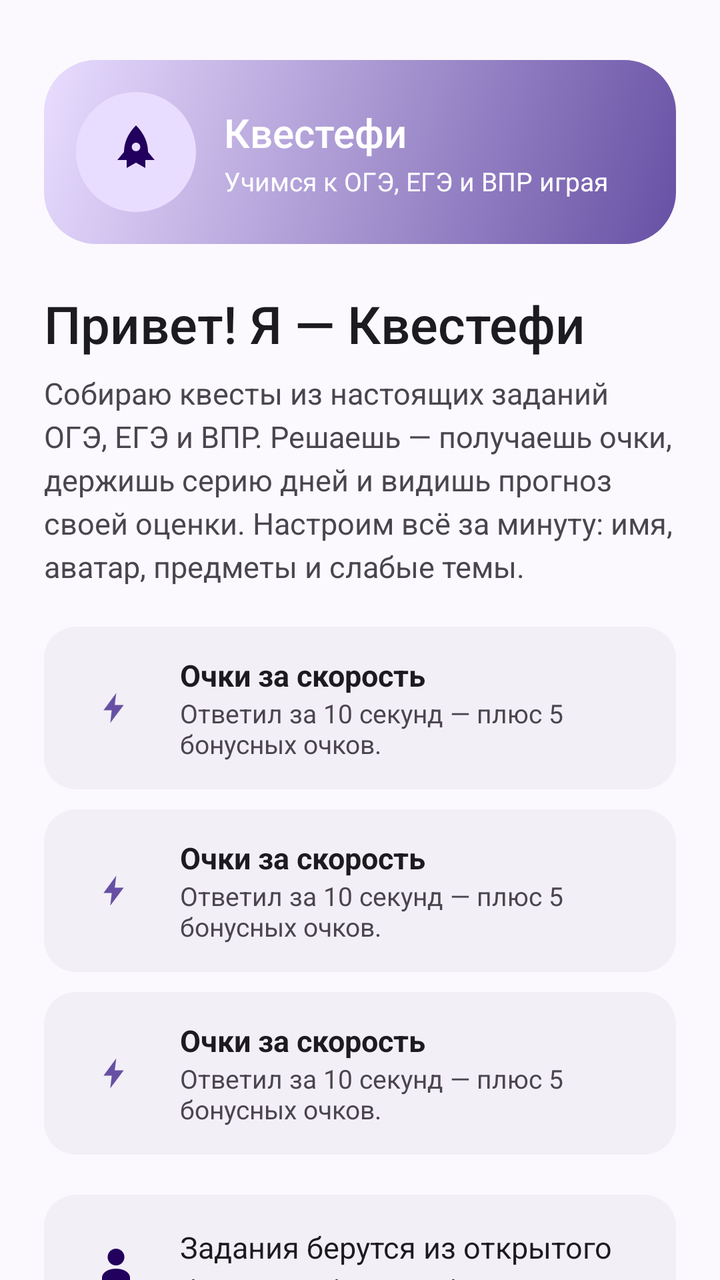
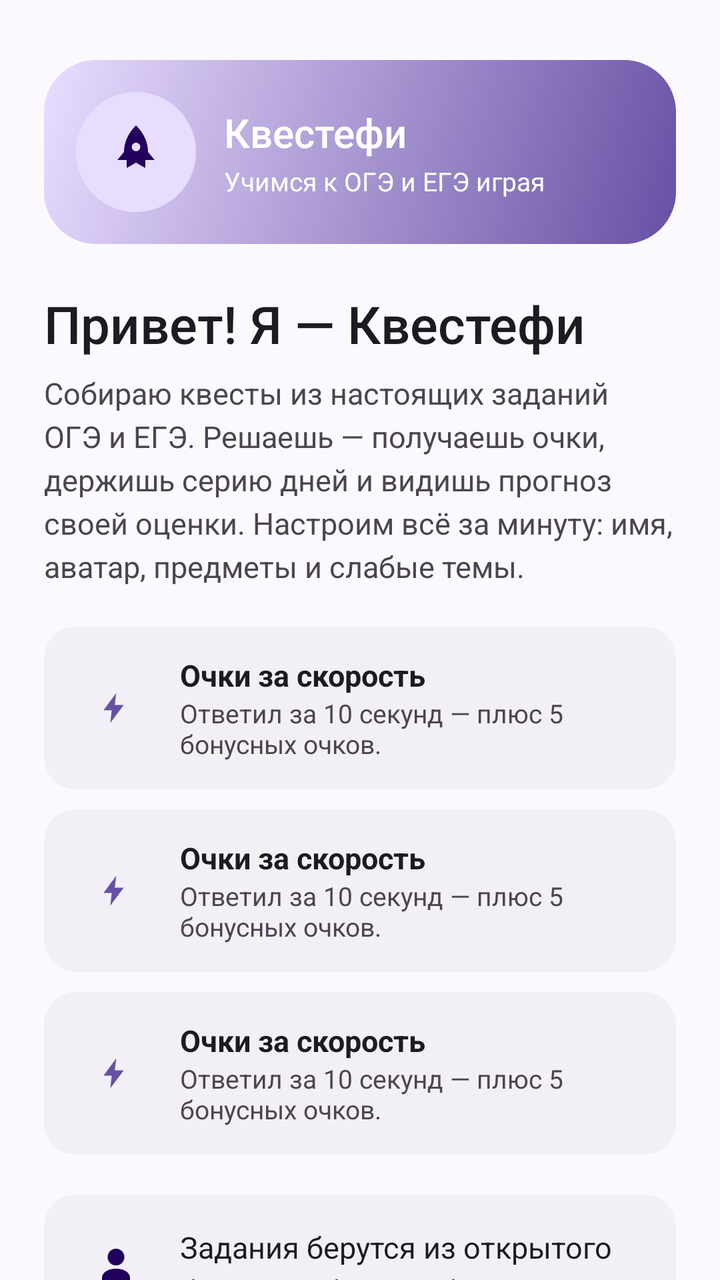

Before-and-after screenshots of an Android layout around one commit, followed by the original layout XML and the change that was made.
<!-- AndroidManifest.xml: activity theme Theme.Kvest -->
<!-- res/layout/activity_onboarding.xml -->
<?xml version="1.0" encoding="utf-8"?>
<FrameLayout xmlns:android="http://schemas.android.com/apk/res/android"
    xmlns:app="http://schemas.android.com/apk/res-auto"
    android:layout_width="match_parent"
    android:layout_height="match_parent"
    android:background="@color/bg">

    <ScrollView
        android:layout_width="match_parent"
        android:layout_height="match_parent"
        android:fillViewport="true"
        android:overScrollMode="never"
        android:scrollbars="none">

        <LinearLayout
            android:layout_width="match_parent"
            android:layout_height="wrap_content"
            android:orientation="vertical"
            android:paddingStart="22dp"
            android:paddingTop="30dp"
            android:paddingEnd="22dp"
            android:paddingBottom="24dp">

            <LinearLayout
                android:layout_width="match_parent"
                android:layout_height="wrap_content"
                android:background="@drawable/bg_hello"
                android:gravity="center_vertical"
                android:orientation="horizontal"
                android:padding="16dp">

                <ImageView
                    android:id="@+id/logoBubble"
                    android:layout_width="60dp"
                    android:layout_height="60dp"
                    android:background="@drawable/bg_circle_high"
                    android:contentDescription="Значок"
                    android:padding="14dp"
                    android:src="@drawable/ic_card_rocket"
                    app:tint="?attr/colorOnPrimaryContainer" />

                <LinearLayout
                    android:layout_width="0dp"
                    android:layout_height="wrap_content"
                    android:layout_marginStart="14dp"
                    android:layout_weight="1"
                    android:orientation="vertical">

                    <TextView
                        style="@style/TextTitle"
                        android:layout_width="wrap_content"
                        android:layout_height="wrap_content"
                        android:text="Квестефи"
                        android:textColor="?attr/colorOnPrimary" />

                    <TextView
                        style="@style/TextMuted"
                        android:layout_width="wrap_content"
                        android:layout_height="wrap_content"
                        android:layout_marginTop="2dp"
                        android:text="Учимся к ОГЭ, ЕГЭ и ВПР играя"
                        android:textColor="?attr/colorOnPrimary" />
                </LinearLayout>
            </LinearLayout>

            <FrameLayout
                android:id="@+id/stepHost"
                android:layout_width="match_parent"
                android:layout_height="wrap_content"
                android:layout_marginTop="26dp">

                
                <LinearLayout
                    android:id="@+id/stepWelcome"
                    android:layout_width="match_parent"
                    android:layout_height="wrap_content"
                    android:orientation="vertical">

                    <TextView
                        style="@style/TextDisplay"
                        android:layout_width="match_parent"
                        android:layout_height="wrap_content"
                        android:text="Привет! Я — Квестефи" />

                    <TextView
                        style="@style/TextBody"
                        android:layout_width="match_parent"
                        android:layout_height="wrap_content"
                        android:layout_marginTop="8dp"
                        android:text="Собираю квесты из настоящих заданий ОГЭ, ЕГЭ и ВПР. Решаешь — получаешь очки, держишь серию дней и видишь прогноз своей оценки. Настроим всё за минуту: имя, аватар, предметы и слабые темы."
                        android:textColor="@color/on_bg_variant" />

                    <LinearLayout
                        android:layout_width="match_parent"
                        android:layout_height="wrap_content"
                        android:layout_marginTop="20dp"
                        android:orientation="vertical">

                        <include
                            android:id="@+id/feature1"
                            layout="@layout/part_feature" />

                        <include
                            android:id="@+id/feature2"
                            layout="@layout/part_feature" />

                        <include
                            android:id="@+id/feature3"
                            layout="@layout/part_feature" />
                    </LinearLayout>

                    <LinearLayout
                        android:layout_width="match_parent"
                        android:layout_height="wrap_content"
                        android:layout_marginTop="10dp"
                        android:background="@drawable/bg_stat"
                        android:orientation="horizontal"
                        android:padding="16dp">

                        <ImageView
        android:padding="8dp"
                            android:layout_width="wrap_content"
                            android:layout_height="wrap_content"
                            android:src="@drawable/ic_card_person" 
        app:tint="?attr/colorOnPrimaryContainer"
        
        android:contentDescription="Значок"
        />

                        <TextView
                            style="@style/TextBody"
                            android:layout_width="0dp"
                            android:layout_height="wrap_content"
                            android:layout_marginStart="12dp"
                            android:layout_weight="1"
                            android:text="Задания берутся из открытого банка, разбор ошибок показывается после каждого ответа. Без интернета работают встроенные наборы." />
                    </LinearLayout>
                </LinearLayout>

                
                <LinearLayout
                    android:id="@+id/stepName"
                    android:layout_width="match_parent"
                    android:layout_height="wrap_content"
                    android:orientation="vertical"
                    android:visibility="gone">

                    <TextView
                        style="@style/TextDisplay"
                        android:layout_width="match_parent"
                        android:layout_height="wrap_content"
                        android:text="Как тебя звать?" />

                    <TextView
                        style="@style/TextMuted"
                        android:layout_width="match_parent"
                        android:layout_height="wrap_content"
                        android:layout_marginTop="8dp"
                        android:text="Имя будет указано в профиле и в статистике." />

                    <EditText
                        android:id="@+id/nameInput"
                        android:layout_width="match_parent"
                        android:layout_height="wrap_content"
                        android:layout_marginTop="16dp"
                        android:background="@drawable/bg_input"
                        android:importantForAutofill="no"
                        android:inputType="textPersonName"
                        android:maxLength="18"
                        android:maxLines="1"
                        android:textColor="@color/on_bg"
                        android:textSize="16sp" 
        android:gravity="center_vertical"
        android:minHeight="52dp"
        />

                    <TextView
                        style="@style/TextSection"
                        android:layout_width="wrap_content"
                        android:layout_height="wrap_content"
                        android:layout_marginTop="22dp"
                        android:text="ПОЛ" />

                    <LinearLayout
                        android:id="@+id/genderRow"
                        android:layout_width="match_parent"
                        android:layout_height="wrap_content"
                        android:layout_marginTop="10dp"
                        android:orientation="horizontal" />

                    <TextView
                        style="@style/TextSection"
                        android:layout_width="wrap_content"
                        android:layout_height="wrap_content"
                        android:layout_marginTop="22dp"
                        android:text="ВЫБЕРИ АВАТАР" />

                    <TextView
                        style="@style/TextMuted"
                        android:layout_width="match_parent"
                        android:layout_height="wrap_content"
                        android:layout_marginTop="6dp"
                        android:text="Можно оставить эмодзи или поставить свою картинку из галереи — в настройках."
                        android:textSize="12sp" />

                    <GridLayout
                        android:id="@+id/avatarGrid"
                        android:layout_width="wrap_content"
                        android:layout_height="wrap_content"
                        android:layout_gravity="center_horizontal"
                        android:layout_marginTop="10dp"
                        android:columnCount="4" />
                </LinearLayout>

                
                <LinearLayout
                    android:id="@+id/stepSubjects"
                    android:layout_width="match_parent"
                    android:layout_height="wrap_content"
                    android:orientation="vertical"
                    android:visibility="gone">

                    <TextView
                        style="@style/TextDisplay"
                        android:layout_width="match_parent"
                        android:layout_height="wrap_content"
                        android:text="Что готовим?" />

                    <TextView
                        style="@style/TextMuted"
                        android:layout_width="match_parent"
                        android:layout_height="wrap_content"
                        android:layout_marginTop="8dp"
                        android:text="Можно выбрать несколько предметов." />

                    <LinearLayout
                        android:id="@+id/subjectBox"
                        android:layout_width="match_parent"
                        android:layout_height="wrap_content"
                        android:layout_marginTop="16dp"
                        android:orientation="vertical" />

                    <TextView
                        style="@style/TextSection"
                        android:layout_width="wrap_content"
                        android:layout_height="wrap_content"
                        android:layout_marginTop="22dp"
                        android:text="СЛАБЫЕ ТЕМЫ — ПОДТЯНЕМ" />
                        <TextView
                            style="@style/TextMuted"
                            android:layout_width="match_parent"
                            android:layout_height="wrap_content"
                            android:layout_marginTop="6dp"
                            android:text="Темы идут по предметам. Отметь то, что хочешь подтянуть, или нажми «все темы» у предмета."
                            android:textSize="12sp" />

                    <LinearLayout
                        android:id="@+id/topicBox"
                        android:layout_width="match_parent"
                        android:layout_height="wrap_content"
                        android:layout_marginTop="6dp"
                        android:orientation="vertical" />
                </LinearLayout>

                
                <LinearLayout
                    android:id="@+id/stepGoal"
                    android:layout_width="match_parent"
                    android:layout_height="wrap_content"
                    android:orientation="vertical"
                    android:visibility="gone">

                    <TextView
                        style="@style/TextDisplay"
                        android:layout_width="match_parent"
                        android:layout_height="wrap_content"
                        android:text="Твой план" />

                    <TextView
                        style="@style/TextMuted"
                        android:layout_width="match_parent"
                        android:layout_height="wrap_content"
                        android:layout_marginTop="8dp"
                        android:text="Сколько квестов проходить за день?" />

                    <LinearLayout
                        android:id="@+id/goalRow"
                        android:layout_width="match_parent"
                        android:layout_height="wrap_content"
                        android:layout_marginTop="14dp"
                        android:orientation="horizontal" />

                    <LinearLayout
                        android:layout_width="match_parent"
                        android:layout_height="wrap_content"
                        android:layout_marginTop="24dp"
                        android:background="@drawable/bg_stat"
                        android:gravity="center_vertical"
                        android:orientation="horizontal"
                        android:padding="16dp">

                        <TextView
                            android:layout_width="0dp"
                            android:layout_height="wrap_content"
                            android:layout_weight="1"
                            android:text="Тёмная тема"
                            android:textColor="@color/on_bg"
                            android:textSize="16sp"
                            android:textStyle="bold" />

                        <com.google.android.material.materialswitch.MaterialSwitch
                            android:id="@+id/themeSwitch"
                            android:layout_width="wrap_content"
                            android:layout_height="wrap_content" />
                    </LinearLayout>

                    <LinearLayout
                        android:layout_width="match_parent"
                        android:layout_height="wrap_content"
                        android:layout_marginTop="10dp"
                        android:background="@drawable/bg_stat"
                        android:gravity="center_vertical"
                        android:orientation="horizontal"
                        android:padding="16dp">

                        <TextView
                            android:layout_width="0dp"
                            android:layout_height="wrap_content"
                            android:layout_weight="1"
                            android:text="Подсказки и разборы"
                            android:textColor="@color/on_bg"
                            android:textSize="16sp"
                            android:textStyle="bold" />

                        <com.google.android.material.materialswitch.MaterialSwitch
                            android:id="@+id/hintsSwitch"
                            android:layout_width="wrap_content"
                            android:layout_height="wrap_content" />
                    </LinearLayout>

                    <TextView
                        android:id="@+id/summary"
                        style="@style/TextBody"
                        android:layout_width="match_parent"
                        android:layout_height="wrap_content"
                        android:layout_marginTop="20dp"
                        android:background="@drawable/bg_stat"
                        android:padding="16dp"
                        android:textColor="@color/on_bg_variant" />
                </LinearLayout>
            </FrameLayout>

            <LinearLayout
                android:id="@+id/dots"
                android:layout_width="match_parent"
                android:layout_height="wrap_content"
                android:layout_marginTop="22dp"
                android:gravity="center"
                android:orientation="horizontal" />

            <LinearLayout
                android:layout_width="match_parent"
                android:layout_height="wrap_content"
                android:layout_marginTop="16dp"
                android:orientation="horizontal">

                <com.google.android.material.button.MaterialButton
                    android:id="@+id/btnBack"
                    style="@style/BtnGhost"
                    android:layout_width="0dp"
                    android:layout_height="wrap_content"
                    android:layout_weight="1"
                    android:text="Назад" 
        android:insetTop="0dp"
        android:insetBottom="0dp"
        android:minHeight="52dp"
        />

                <com.google.android.material.button.MaterialButton
                    android:id="@+id/btnNext"
                    style="@style/BtnPrimary"
                    android:layout_width="0dp"
                    android:layout_height="wrap_content"
                    android:layout_marginStart="10dp"
                    android:layout_weight="1"
                    android:text="Дальше" 
        android:insetTop="0dp"
        android:insetBottom="0dp"
        android:minHeight="52dp"
        />
            </LinearLayout>

            <TextView
                android:id="@+id/skip"
                style="@style/TextMuted"
                android:layout_width="match_parent"
                android:layout_height="wrap_content"
                android:layout_marginTop="14dp"
                android:gravity="center"
                android:padding="8dp"
                android:text="Заполню позже" />
        </LinearLayout>
    </ScrollView>
</FrameLayout>
<!-- res/layout/part_feature.xml (included above) -->
<?xml version="1.0" encoding="utf-8"?>
<LinearLayout
    xmlns:app="http://schemas.android.com/apk/res-auto" xmlns:android="http://schemas.android.com/apk/res/android"
    android:layout_width="match_parent"
    android:layout_height="wrap_content"
    android:layout_marginBottom="10dp"
    android:background="@drawable/bg_stat"
    android:gravity="center_vertical"
    android:orientation="horizontal"
    android:padding="14dp">

    <ImageView
        android:padding="12dp"
        android:id="@+id/featureIcon"
        android:layout_width="42dp"
        android:layout_height="42dp"
        android:background="@drawable/bg_circle_surface"
        android:src="@drawable/ic_badge_bolt" 
        app:tint="?attr/colorPrimary"
        
        android:contentDescription="Значок"
        />

    <LinearLayout
        android:layout_width="0dp"
        android:layout_height="wrap_content"
        android:layout_marginStart="12dp"
        android:layout_weight="1"
        android:orientation="vertical">

        <TextView
            android:id="@+id/featureTitle"
            android:layout_width="wrap_content"
            android:layout_height="wrap_content"
            android:text="Очки за скорость"
            android:textColor="@color/on_bg"
            android:textSize="15sp"
            android:textStyle="bold" />

        <TextView
            android:id="@+id/featureText"
            android:layout_width="match_parent"
            android:layout_height="wrap_content"
            android:text="Ответил за 10 секунд — плюс 5 бонусных очков."
            android:textColor="@color/on_bg_variant"
            android:textSize="13sp" />
    </LinearLayout>
</LinearLayout>
<!-- resources referenced by this layout -->
<resources>
  <color name="bg">#FBF9FE</color>
  <color name="on_bg">#1C1B1F</color>
  <color name="on_bg_variant">#4A454E</color>
  <!-- drawable bg_circle_high (drawable) -->
  <?xml version="1.0" encoding="utf-8"?>
  <shape xmlns:android="http://schemas.android.com/apk/res/android"
      android:shape="oval">
      <solid android:color="?attr/colorPrimaryContainer" />
  </shape>
  <!-- drawable bg_circle_surface (drawable) -->
  <?xml version="1.0" encoding="utf-8"?>
  <shape xmlns:android="http://schemas.android.com/apk/res/android"
      android:shape="oval">
      <solid android:color="@color/surface2" />
  </shape>
  <!-- drawable bg_hello (drawable) -->
  <?xml version="1.0" encoding="utf-8"?>
  <shape xmlns:android="http://schemas.android.com/apk/res/android"
      android:shape="rectangle">
      <corners android:radius="26dp" />
      <gradient
          android:angle="315"
          android:endColor="?attr/colorPrimary"
          android:startColor="?attr/colorPrimaryContainer"
          android:type="linear" />
  </shape>
  <!-- drawable bg_stat (drawable) -->
  <?xml version="1.0" encoding="utf-8"?>
  <shape xmlns:android="http://schemas.android.com/apk/res/android"
      android:shape="rectangle">
      <solid android:color="@color/surface_container" />
      <corners android:radius="16dp" />
  </shape>
  <!-- drawable ic_badge_bolt (drawable) -->
  <?xml version="1.0" encoding="utf-8"?>
  <vector xmlns:android="http://schemas.android.com/apk/res/android"
      android:width="24dp"
      android:height="24dp"
      android:viewportWidth="24"
      android:viewportHeight="24">
      <path
          android:fillColor="?attr/colorOnPrimaryContainer"
          android:fillType="evenOdd"
          android:pathData="M13.5,2 L5,13.5 L10.5,13.5 L9.5,22 L18.5,10 L12.5,10 z" />
  </vector>
  <style name="TextBody">
          <item name="android:textColor">@color/on_bg</item>
          <item name="android:textSize">15sp</item>
          <item name="android:lineSpacingExtra">4dp</item>
      </style>
  <style name="TextDisplay">
          <item name="android:textColor">@color/on_bg</item>
          <item name="android:textSize">26sp</item>
          <item name="android:fontFamily">sans-serif-medium</item>
          <item name="android:includeFontPadding">false</item>
      </style>
  <style name="TextMuted">
          <item name="android:textColor">@color/on_bg_variant</item>
          <item name="android:textSize">13sp</item>
      </style>
  <style name="TextSection">
          <item name="android:textColor">@color/on_bg_variant</item>
          <item name="android:textSize">12sp</item>
          <item name="android:fontFamily">sans-serif-medium</item>
          <item name="android:letterSpacing">0.08</item>
      </style>
  <style name="TextTitle">
          <item name="android:textColor">@color/on_bg</item>
          <item name="android:textSize">20sp</item>
          <item name="android:fontFamily">sans-serif-medium</item>
      </style>
  <color name="surface2">#F3EFF7</color>
  <color name="surface">#FFFFFF</color>
  <color name="outline_variant">#DCD7E3</color>
  <color name="surface_container">#F3EFF7</color>
  <color name="primary">#6750A4</color>
  <color name="on_primary">#FFFFFF</color>
  <color name="primary_container">#E9DDFF</color>
  <color name="on_primary_container">#22005D</color>
  <color name="secondary">#4F635A</color>
  <color name="on_secondary">#FFFFFF</color>
  <color name="secondary_container">#D2E8DE</color>
  <color name="on_secondary_container">#0B1F18</color>
  <color name="tertiary">#7D5260</color>
  <color name="outline">#78747F</color>
  <color name="danger">#B3261E</color>
  <color name="nav_bar">#F3EFF7</color>
  <!-- unchanged entries left out for length: 6 -->
</resources>

<!-- the commit's change to res/layout/activity_onboarding.xml (unified diff, before → after) -->
@@ -58,7 +58,7 @@
                         android:layout_width="wrap_content"
                         android:layout_height="wrap_content"
                         android:layout_marginTop="2dp"
-                        android:text="Учимся к ОГЭ, ЕГЭ и ВПР играя"
+                        android:text="Учимся к ОГЭ и ЕГЭ играя"
                         android:textColor="?attr/colorOnPrimary" />
                 </LinearLayout>
             </LinearLayout>
@@ -87,7 +87,7 @@
                         android:layout_width="match_parent"
                         android:layout_height="wrap_content"
                         android:layout_marginTop="8dp"
-                        android:text="Собираю квесты из настоящих заданий ОГЭ, ЕГЭ и ВПР. Решаешь — получаешь очки, держишь серию дней и видишь прогноз своей оценки. Настроим всё за минуту: имя, аватар, предметы и слабые темы."
+                        android:text="Собираю квесты из настоящих заданий ОГЭ и ЕГЭ. Решаешь — получаешь очки, держишь серию дней и видишь прогноз своей оценки. Настроим всё за минуту: имя, аватар, предметы и слабые темы."
                         android:textColor="@color/on_bg_variant" />
 
                     <LinearLayout
